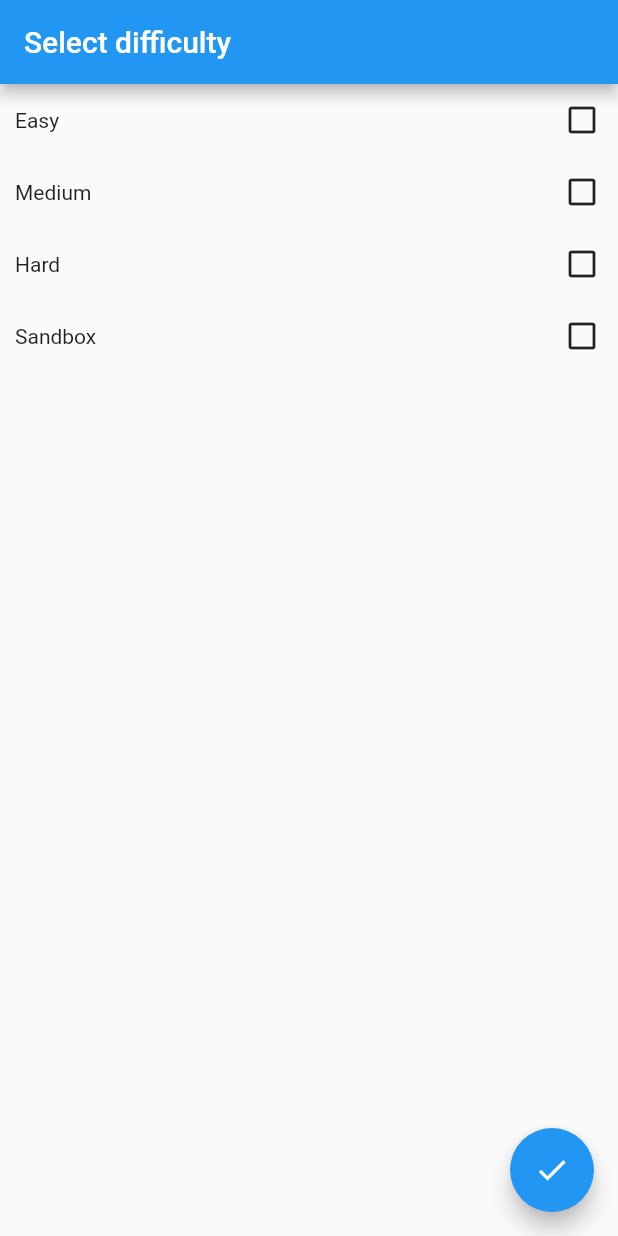
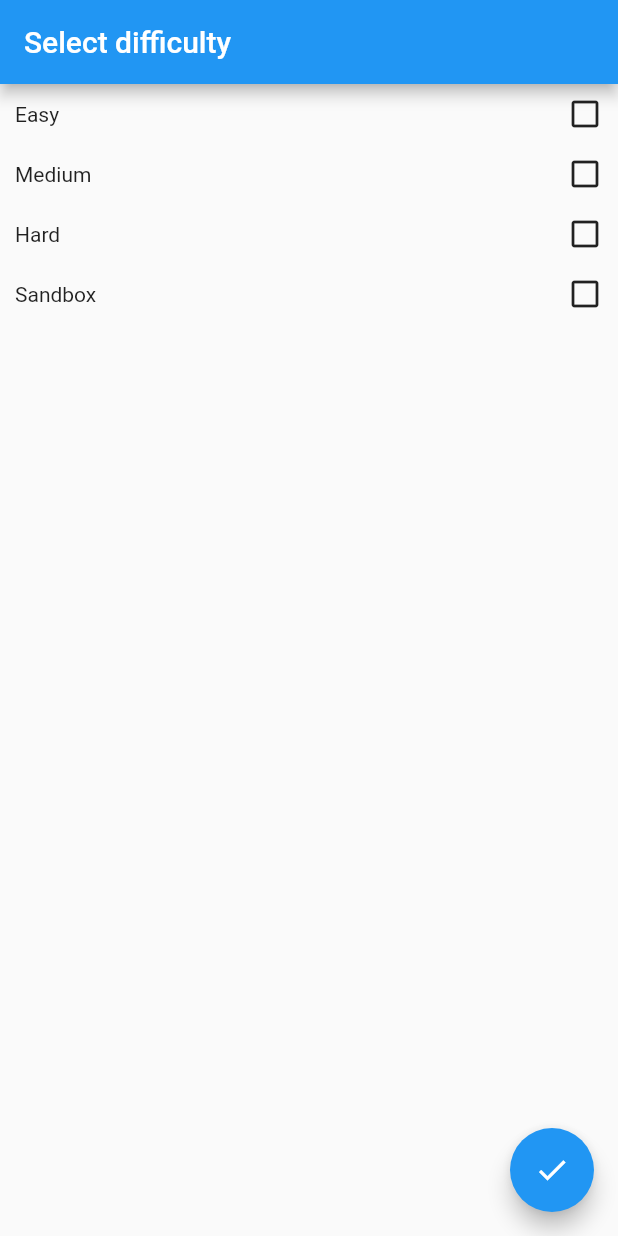
Before and after one commit to austinbyron/sudoku_solver_flutter, a Flutter app: the screen it shows after launch, on a phone screen of 412 x 824 dp. Run offline on Flutter 3.47's test engine with Material 2 defaults, Android fonts, the phone set to English and light mode, and no system bars; missing offline and left inert: sudoku_api.

Commit message:
changed some UI stuff

```diff
--- a/lib/game.dart
+++ b/lib/game.dart
@@ -14,6 +14,7 @@ List<bool> readOnly = new List();
     new GameData(difficulty: "Easy", selected: false),
     new GameData(difficulty: "Medium", selected: false),
     new GameData(difficulty: "Hard", selected: false),
+    //new GameData(difficulty: "Expert", selected: false),
     new GameData(difficulty: "Sandbox", selected: false),
 
   ];
@@ -60,13 +61,13 @@ class _GameInitialize extends State<GameInitialize> {
       body: Center(
         child: Column(
           children: [
-            Row(
-              children: [
-                SizedBox(width: 10, height: 10),
-                Expanded(child: Text("Easy")),
-                IconButton(
-                  icon: gameDataList[0].selected ? Icon(Icons.check) : Icon(Icons.check_box_outline_blank),
-                  onPressed: () {
+            Container(
+              width: MediaQuery.of(context).size.width,
+              height: 40,
+              child: Material(
+                child: InkWell(
+                  splashColor: Colors.blueAccent,
+                  onTap: () {
                     for (int i = 0; i < gameDataList.length; i++) {
                       if (i == 0) {
                         setState(() {
@@ -80,17 +81,28 @@ class _GameInitialize extends State<GameInitialize> {
                       }
                     }
                   },
-                )
-              ],
+                  child: Row(
+                    children: [
+                      SizedBox(width: 10, height: 10),
+                      Expanded(child: Text("Easy")),
+                      Icon(
+                        gameDataList[0].selected ? (Icons.check) : (Icons.check_box_outline_blank),
+
+                      ),
+                      SizedBox(height: 10, width: 10),
+                    ],
+                  ),
+                ),
+              ),
             ),
             //Spacer(flex: 3),
-            Row(
-              children: [
-                SizedBox(width: 10, height: 10),
-                Expanded(child: Text("Medium")),
-                IconButton(
-                  icon: gameDataList[1].selected ? Icon(Icons.check) : Icon(Icons.check_box_outline_blank),
-                  onPressed: () {
+            Container(
+              width: MediaQuery.of(context).size.width,
+              height: 40,
+              child: Material(
+                child: InkWell(
+                  splashColor: Colors.blueAccent,
+                  onTap: () {
                     for (int i = 0; i < gameDataList.length; i++) {
                       if (i == 1) {
                         setState(() {
@@ -104,17 +116,27 @@ class _GameInitialize extends State<GameInitialize> {
                       }
                     }
                   },
-                )
-              ],
+                  child: Row(
+                    children: [
+                      SizedBox(width: 10, height: 10),
+                      Expanded(child: Text("Medium")),
+                      Icon(
+                        gameDataList[1].selected ? (Icons.check) : (Icons.check_box_outline_blank),
+
+                      ),
+                      SizedBox(height: 10, width: 10),
+                    ],
+                  ),
+                ),
+              ),
             ),
-            //Spacer(flex: 3),
-            Row(
-              children: [
-                SizedBox(width: 10, height: 10),
-                Expanded(child: Text("Hard")),
-                IconButton(
-                  icon: gameDataList[2].selected ? Icon(Icons.check) : Icon(Icons.check_box_outline_blank),
-                  onPressed: () {
+            Container(
+              width: MediaQuery.of(context).size.width,
+              height: 40,
+              child: Material(
+                child: InkWell(
+                  splashColor: Colors.blueAccent,
+                  onTap: () {
                     for (int i = 0; i < gameDataList.length; i++) {
                       if (i == 2) {
                         setState(() {
@@ -128,17 +150,29 @@ class _GameInitialize extends State<GameInitialize> {
                       }
                     }
                   },
+                  child: Row(
+                    children: [
+                      SizedBox(width: 10, height: 10),
+                      Expanded(child: Text("Hard")),
+                      Icon(
+                        gameDataList[2].selected ? (Icons.check) : (Icons.check_box_outline_blank),
+
+                      ),
+                      SizedBox(height: 10, width: 10),
+                    ],
+                  ),
                 ),
-              ],
+              ),
             ),
             //Spacer(flex: 3),
-            Row(
-              children: [
-                SizedBox(width: 10, height: 10),
-                Expanded(child: Text("Sandbox")),
-                IconButton(
-                  icon: gameDataList[3].selected ? Icon(Icons.check) : Icon(Icons.check_box_outline_blank),
-                  onPressed: () {
+            /*
+            Container(
+              width: MediaQuery.of(context).size.width,
+              height: 40,
+              child: Material(
+                child: InkWell(
+                  splashColor: Colors.blueAccent,
+                  onTap: () {
                     for (int i = 0; i < gameDataList.length; i++) {
                       if (i == 3) {
                         setState(() {
@@ -152,9 +186,57 @@ class _GameInitialize extends State<GameInitialize> {
                       }
                     }
                   },
+                  child: Row(
+                    children: [
+                      SizedBox(width: 10, height: 10),
+                      Expanded(child: Text("Expert")),
+                      Icon(
+                        gameDataList[3].selected ? (Icons.check) : (Icons.check_box_outline_blank),
+
+                      ),
+                      SizedBox(height: 10, width: 10),
+                    ],
+                  ),
                 ),
-              ],
+              ),
+            ),*/
+            //Spacer(flex: 3),
+
+            Container(
+              width: MediaQuery.of(context).size.width,
+              height: 40,
+              child: Material(
+                child: InkWell(
+                  splashColor: Colors.blueAccent,
+                  onTap: () {
+                    for (int i = 0; i < gameDataList.length; i++) {
+                      if (i == 3) {
+                        setState(() {
+                          gameDataList[i].selected = !gameDataList[i].selected;
+                        });
+                      }
+                      else {
+                        setState(() {
+                          gameDataList[i].selected = false;
+                        });
+                      }
+                    }
+                  },
+                  child: Row(
+                    children: [
+                      SizedBox(width: 10, height: 10),
+                      Expanded(child: Text("Sandbox")),
+                      Icon(
+                        gameDataList[3].selected ? (Icons.check) : (Icons.check_box_outline_blank),
+
+                      ),
+                      SizedBox(height: 10, width: 10),
+                    ],
+                  ),
+                ),
+              ),
             ),
+
           ]
         ),
       ),
@@ -260,6 +342,30 @@ class _GameInitialize extends State<GameInitialize> {
 
       //print(count);
     }
+    /*
+    else if (gameDataList[index].difficulty == "Expert") {
+      PuzzleOptions puzzleOptions = new PuzzleOptions(difficulty: 4);
+      Puzzle puzzle = new Puzzle(puzzleOptions);
+      puzzle.generate().then((value) {
+        printGrid(puzzle.board());
+        List<List<Cell>> myboard = puzzle.board().matrix();
+        for (int i = 0; i < 9; i++) {
+          for (int j = 0; j < 9; j++) {
+            //print(myboard[i][j].getValue());
+            if (myboard[i][j].getValue() != 0) {
+              controllers[i * 9 + j].text = myboard[i][j].getValue().toString();
+              readOnly[i * 9 + j] = true;
+            }
+          }
+        }
+        printGrid(puzzle.solvedBoard());
+      });
+
+      print(puzzle);
+
+
+      //print(count);
+    }*/
     else {
       for (int i = 0; i < 81; i++) {
         controllers[i].text = "";
```
Also changed, not shown: lib/boardui.dart (+37 -2 lines).
